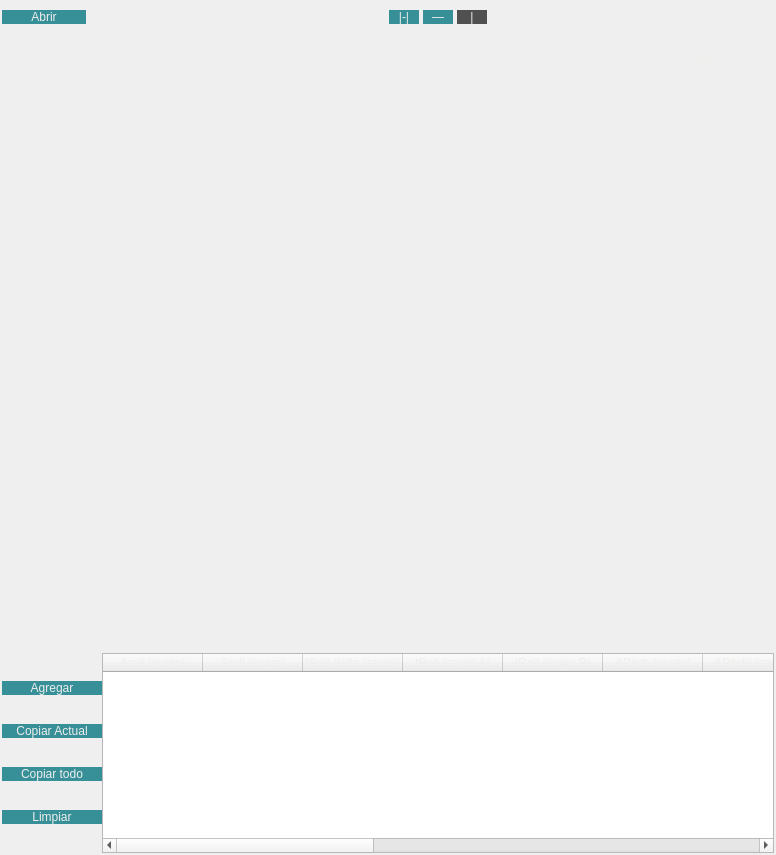
Qt form Software/development/Form/graph.ui (Debaq/Fullaxis) before a commit.
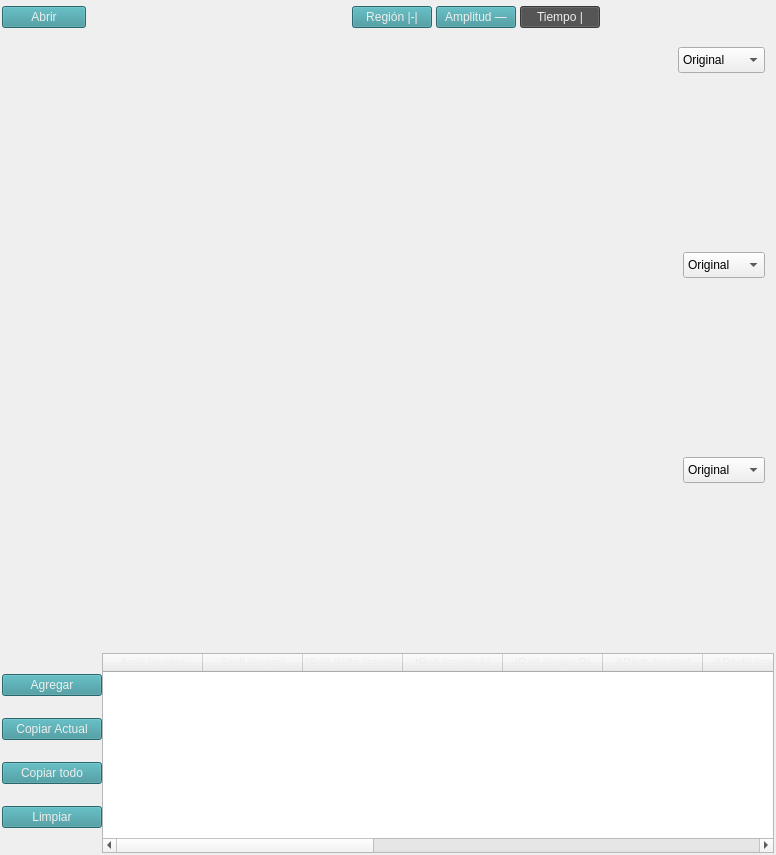
The same form after that commit. Icons and pictures are not drawn.

Commit message: herramientas grafico mejoradas

What changed in the file:
```diff
--- a/Software/development/Form/graph.ui
+++ b/Software/development/Form/graph.ui
@@ -16,7 +16,7 @@
   <property name="styleSheet">
    <string notr="true">                QPushButton {
                     Text-align:center;
-                    border: none;
+
                     color:rgb(238, 238, 236);
                     background-color: rgb(55, 144, 152);
                 }
@@ -26,6 +26,10 @@
                 QPushButton:pressed {
                     text-decoration: underline;
                 }
+QPushButton:checked{
+background-color: rgb(80, 80, 80);
+}
+
 QLabel{
 color: rgb(238, 238, 236);
 }
@@ -123,6 +127,13 @@
           </property>
          </spacer>
         </item>
+        <item>
+         <widget class="QLabel" name="label_16">
+          <property name="text">
+           <string>Herramientas</string>
+          </property>
+         </widget>
+        </item>
         <item>
          <widget class="QPushButton" name="btn_range">
           <property name="minimumSize">
@@ -132,13 +143,20 @@
            </size>
           </property>
           <property name="styleSheet">
-           <string notr="true">QPushButton:checked{
+           <string notr="true">
+QPushButton:checked{
                     background-color: rgb(80, 80, 80);
 }
 </string>
           </property>
           <property name="text">
-           <string>|-|</string>
+           <string>Región |-|</string>
+          </property>
+          <property name="icon">
+           <iconset>
+            <selectedoff>:/icons_white/icons/png/16x16/cil-lock-unlocked.png</selectedoff>
+            <selectedon>:/icons_white/icons/png/16x16/cil-lock-locked.png</selectedon>
+           </iconset>
           </property>
           <property name="checkable">
            <bool>true</bool>
@@ -160,7 +178,13 @@
 </string>
           </property>
           <property name="text">
-           <string>—</string>
+           <string>Amplitud —</string>
+          </property>
+          <property name="icon">
+           <iconset>
+            <selectedoff>:/icons_white/icons/png/16x16/cil-lock-unlocked.png</selectedoff>
+            <selectedon>:/icons_white/icons/png/16x16/cil-lock-locked.png</selectedon>
+           </iconset>
           </property>
           <property name="checkable">
            <bool>true</bool>
@@ -176,13 +200,16 @@
            </size>
           </property>
           <property name="styleSheet">
-           <string notr="true">QPushButton:checked{
-                    background-color: rgb(80, 80, 80);
-}
-</string>
+           <string notr="true"/>
           </property>
           <property name="text">
-           <string>|</string>
+           <string>Tiempo |</string>
+          </property>
+          <property name="icon">
+           <iconset>
+            <selectedoff>:/icons_white/icons/png/16x16/cil-lock-unlocked.png</selectedoff>
+            <selectedon>:/icons_white/icons/png/16x16/cil-lock-locked.png</selectedon>
+           </iconset>
           </property>
           <property name="checkable">
            <bool>true</bool>
@@ -239,6 +266,26 @@
           <property name="leftMargin">
            <number>4</number>
           </property>
+          <item>
+           <widget class="QComboBox" name="comboBox">
+            <property name="minimumSize">
+             <size>
+              <width>0</width>
+              <height>26</height>
+             </size>
+            </property>
+            <item>
+             <property name="text">
+              <string>Original</string>
+             </property>
+            </item>
+            <item>
+             <property name="text">
+              <string>Invetido</string>
+             </property>
+            </item>
+           </widget>
+          </item>
           <item>
            <widget class="QLabel" name="amp_g1">
             <property name="styleSheet">
@@ -453,6 +500,26 @@
           </size>
          </property>
          <layout class="QVBoxLayout" name="verticalLayout_2">
+          <item>
+           <widget class="QComboBox" name="comboBox_2">
+            <property name="minimumSize">
+             <size>
+              <width>0</width>
+              <height>26</height>
+             </size>
+            </property>
+            <item>
+             <property name="text">
+              <string>Original</string>
+             </property>
+            </item>
+            <item>
+             <property name="text">
+              <string>Invertido</string>
+             </property>
+            </item>
+           </widget>
+          </item>
           <item>
            <widget class="QLabel" name="amp_g2">
             <property name="styleSheet">
@@ -665,6 +732,26 @@
           </size>
          </property>
          <layout class="QVBoxLayout" name="verticalLayout_4">
+          <item>
+           <widget class="QComboBox" name="comboBox_3">
+            <property name="minimumSize">
+             <size>
+              <width>0</width>
+              <height>26</height>
+             </size>
+            </property>
+            <item>
+             <property name="text">
+              <string>Original</string>
+             </property>
+            </item>
+            <item>
+             <property name="text">
+              <string>Invertido</string>
+             </property>
+            </item>
+           </widget>
+          </item>
           <item>
            <widget class="QLabel" name="amp_g3">
             <property name="styleSheet">
```
Left out of the diff: 4 changed lines with no effect on the pictures. The commit also changes 2 other files.
